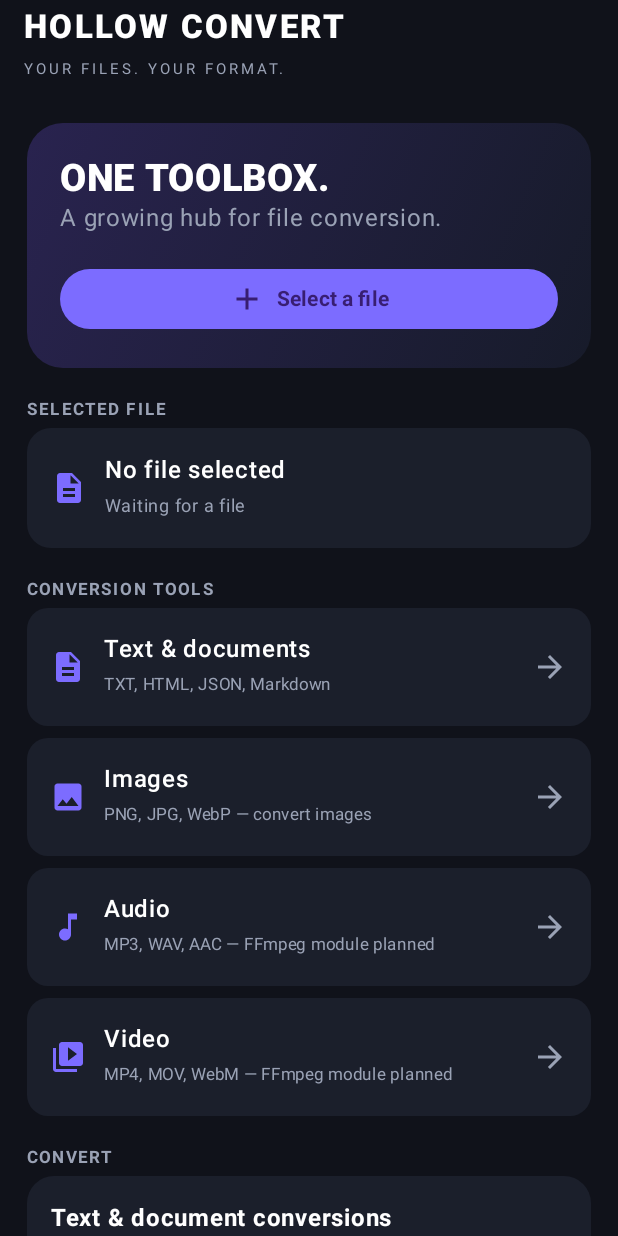
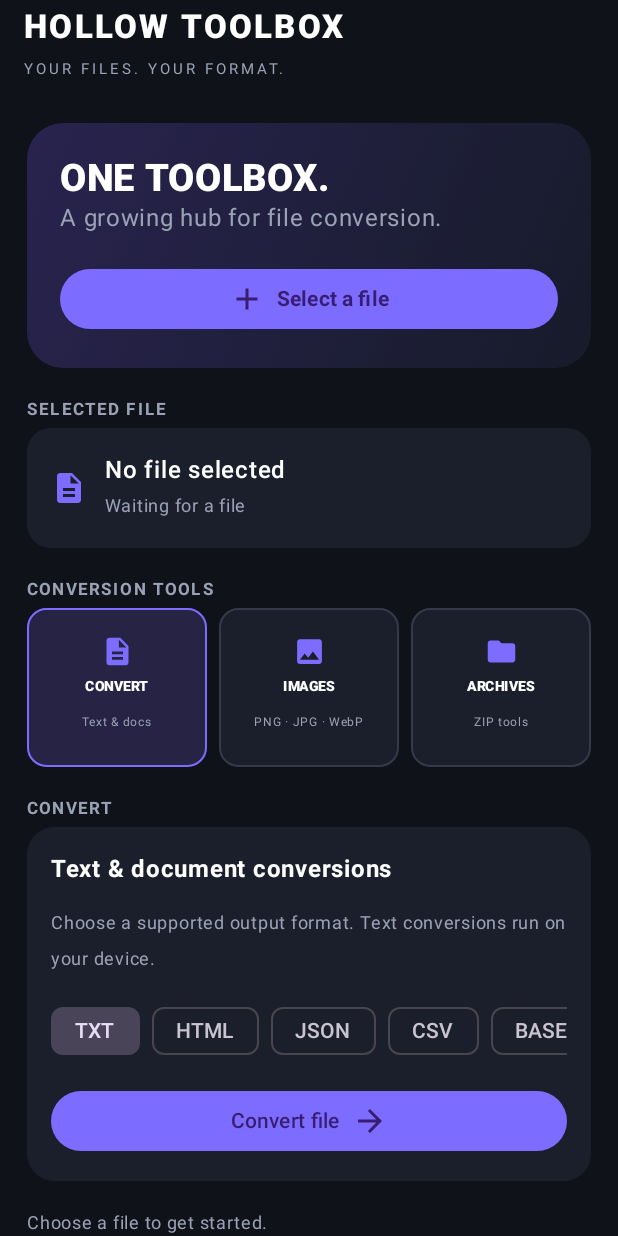
Before and after one commit to actuallynotholloww/Hollow-convert, an Android app built with Jetpack Compose: the screen it shows after launch (MainActivity), on a phone screen of 412 x 824 dp. Run offline under Robolectric (Android 15) with nearby library versions, the phone set to English and light mode, and no system bars.

Commit message:
Rename Hollow Toolbox and redesign compact home tool tiles

```diff
--- a/app/src/main/java/com/hollowshote/hollowconvert/MainActivity.kt
+++ b/app/src/main/java/com/hollowshote/hollowconvert/MainActivity.kt
@@ -24,6 +24,7 @@ import androidx.compose.material.icons.filled.ArrowForward
 import androidx.compose.material.icons.filled.CheckCircle
 import androidx.compose.material.icons.filled.Description
 import androidx.compose.material.icons.filled.Image
+import androidx.compose.material.icons.filled.Folder
 import androidx.compose.material.icons.filled.MusicNote
 import androidx.compose.material.icons.filled.VideoLibrary
 import androidx.compose.material3.*
@@ -46,13 +47,13 @@ private val Muted = Color(0xFF9AA2B5)
 class MainActivity : ComponentActivity() {
     override fun onCreate(savedInstanceState: Bundle?) {
         super.onCreate(savedInstanceState)
-        setContent { HollowConvertApp() }
+        setContent { HollowToolboxApp() }
     }
 }
 
 @OptIn(ExperimentalMaterial3Api::class)
 @Composable
-fun HollowConvertApp() {
+fun HollowToolboxApp() {
     val context = LocalContext.current
     var sourceUri by remember { mutableStateOf<Uri?>(null) }
     var sourceName by remember { mutableStateOf("No file selected") }
@@ -95,7 +96,7 @@ fun HollowConvertApp() {
             TopAppBar(
                 title = {
                     Column {
-                        Text("HOLLOW CONVERT", fontWeight = FontWeight.Black, letterSpacing = 1.5.sp)
+                        Text("HOLLOW TOOLBOX", fontWeight = FontWeight.Black, letterSpacing = 1.5.sp)
                         Text("YOUR FILES. YOUR FORMAT.", color = Muted, fontSize = 10.sp, letterSpacing = 2.sp)
                     }
                 },
@@ -147,18 +148,20 @@ fun HollowConvertApp() {
                 item {
                     Text("CONVERSION TOOLS", color = Muted, fontSize = 11.sp, fontWeight = FontWeight.Bold, letterSpacing = 1.5.sp)
                     Column(verticalArrangement = Arrangement.spacedBy(8.dp)) {
-                        ToolRow("Text & documents", "TXT, HTML, JSON, Markdown", Icons.Default.Description) {
-                            selectedTool = "Text & documents"
-                            status = "Text & document tools selected."
-                            scope.launch { listState.animateScrollToItem(3) }
+                        Row(Modifier.fillMaxWidth(), horizontalArrangement = Arrangement.spacedBy(8.dp)) {
+                            HomeToolTile("CONVERT", "Text & docs", Icons.Default.Description, selectedTool == "Text & documents") {
+                                selectedTool = "Text & documents"
+                                status = "Text conversion selected."
+                            }
+                            HomeToolTile("IMAGES", "PNG · JPG · WebP", Icons.Default.Image, selectedTool == "Images") {
+                                selectedTool = "Images"
+                                status = "Image conversion selected."
+                            }
+                            HomeToolTile("ARCHIVES", "ZIP tools", Icons.Default.Folder, selectedTool == "Archives") {
+                                selectedTool = "Archives"
+                                status = "Archive tools selected."
+                            }
                         }
-                        ToolRow("Images", "PNG, JPG, WebP — convert images", Icons.Default.Image) {
-                            selectedTool = "Images"
-                            status = "Image tools selected."
-                            scope.launch { listState.animateScrollToItem(3) }
-                        }
-                        ToolRow("Audio", "MP3, WAV, AAC — FFmpeg module planned", Icons.Default.MusicNote) { plannedTool = "Audio" }
-                        ToolRow("Video", "MP4, MOV, WebM — FFmpeg module planned", Icons.Default.VideoLibrary) { plannedTool = "Video" }
                     }
                 }
                 item {
@@ -255,16 +258,24 @@ fun HollowConvertApp() {
 }
 
 @Composable
-private fun ToolRow(title: String, subtitle: String, icon: androidx.compose.ui.graphics.vector.ImageVector, onClick: () -> Unit) {
-    Card(onClick = onClick, colors = CardDefaults.cardColors(containerColor = Panel), shape = RoundedCornerShape(14.dp)) {
-        Row(Modifier.fillMaxWidth().padding(15.dp), verticalAlignment = Alignment.CenterVertically) {
-            Icon(icon, null, tint = Accent)
-            Spacer(Modifier.width(12.dp))
-            Column(Modifier.weight(1f)) {
-                Text(title, fontWeight = FontWeight.SemiBold)
-                Text(subtitle, color = Muted, fontSize = 11.sp)
-            }
-            Icon(Icons.Default.ArrowForward, null, tint = Muted)
+private fun RowScope.HomeToolTile(
+    title: String,
+    subtitle: String,
+    icon: androidx.compose.ui.graphics.vector.ImageVector,
+    selected: Boolean,
+    onClick: () -> Unit
+) {
+    Card(
+        onClick = onClick,
+        modifier = Modifier.weight(1f).height(106.dp),
+        colors = CardDefaults.cardColors(containerColor = if (selected) Color(0xFF272344) else Panel),
+        border = androidx.compose.foundation.BorderStroke(1.dp, if (selected) Accent else Color(0xFF34394B)),
+        shape = RoundedCornerShape(13.dp)
+    ) {
+        Column(Modifier.fillMaxSize().padding(7.dp), horizontalAlignment = Alignment.CenterHorizontally, verticalArrangement = Arrangement.Center) {
+            Icon(icon, null, tint = Accent, modifier = Modifier.size(22.dp))
+            Text(title, fontSize = 9.sp, fontWeight = FontWeight.ExtraBold, letterSpacing = 0.4.sp)
+            Text(subtitle, color = Muted, fontSize = 8.sp, maxLines = 1)
         }
     }
 }
```
